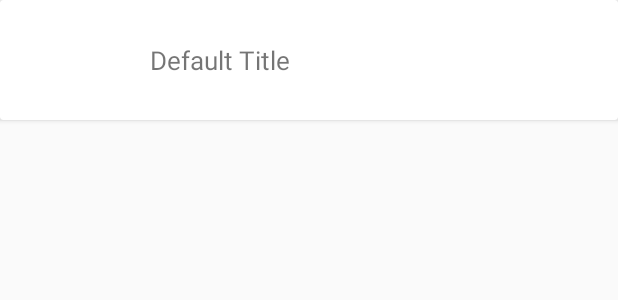
After one commit to hanselgunawan/RecyclerView-CardView, an Android app: the layout list_item.xml on its own in the app's theme, with its tools: preview values and no code run, on a phone screen of 412 x 824 dp. The commit adds this screen. Shown: the top 300 px of the screen. Run offline under Robolectric (Android 15) with nearby library versions, the phone set to English and light mode, and no system bars.

Commit message:
added Adapter, POKO, and ViewHolder

```diff
--- a/app/build.gradle
+++ b/app/build.gradle
@@ -37,4 +37,5 @@ dependencies {
     testImplementation 'junit:junit:4.12'
     androidTestImplementation 'androidx.test.ext:junit:1.1.1'
     androidTestImplementation 'androidx.test.espresso:espresso-core:3.2.0'
+    implementation 'com.google.android.material:material:1.2.0'
 }
--- /dev/null
+++ b/app/src/main/res/layout/list_item.xml
@@ -0,0 +1,36 @@
+<?xml version="1.0" encoding="utf-8"?>
+<LinearLayout
+    xmlns:android="http://schemas.android.com/apk/res/android"
+    android:orientation="vertical"
+    android:layout_width="match_parent"
+    android:layout_height="match_parent">
+
+    <androidx.cardview.widget.CardView
+        android:layout_width="match_parent"
+        android:layout_height="wrap_content"
+        android:id="@+id/card_view" >
+
+        <LinearLayout
+            android:layout_width="match_parent"
+            android:layout_height="wrap_content"
+            android:orientation="horizontal">
+
+            <ImageView
+                android:layout_width="40dp"
+                android:layout_height="40dp"
+                android:layout_margin="20dp"
+                android:layout_gravity="center"
+                android:id="@+id/tv_show_image" />
+
+            <TextView
+                android:layout_width="wrap_content"
+                android:layout_height="wrap_content"
+                android:textSize="17sp"
+                android:layout_margin="20dp"
+                android:layout_gravity="center"
+                android:id="@+id/tv_show_title"
+                android:text="@string/default_title_string" />
+        </LinearLayout>
+    </androidx.cardview.widget.CardView>
+
+</LinearLayout>
--- a/app/src/main/res/values/strings.xml
+++ b/app/src/main/res/values/strings.xml
@@ -1,3 +1,4 @@
 <resources>
     <string name="app_name">RecyclerCardViewDemo</string>
+    <string name="default_title_string">Default Title</string>
 </resources>
```
Also changed, not shown: app/src/main/java/com/hanseltritama/recyclercardviewdemo/MainActivity.kt (+21 -0 lines), app/src/main/java/com/hanseltritama/recyclercardviewdemo/TvShow.kt (added, +20 -0 lines), app/src/main/java/com/hanseltritama/recyclercardviewdemo/TvShowAdapter.kt (added, +37 -0 lines), app/src/main/java/com/hanseltritama/recyclercardviewdemo/TvShowViewHolder.kt (added, +22 -0 lines), app/src/main/res/drawable/android_black.xml (added, +9 -0 lines), app/src/main/res/layout/activity_main.xml (+9 -10 lines).
